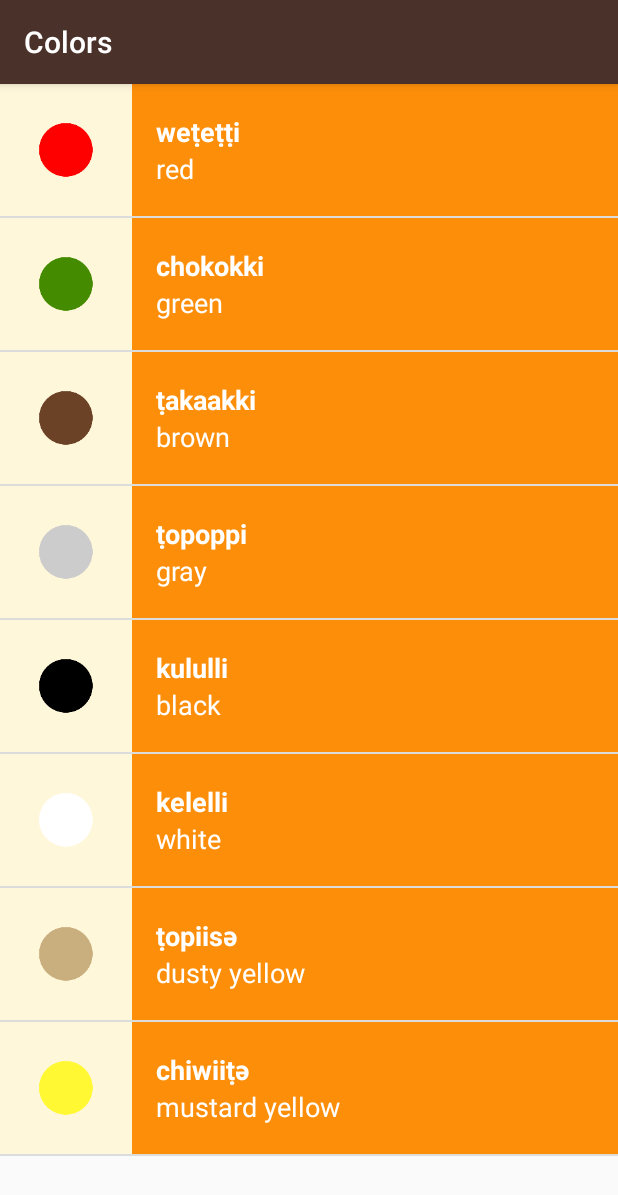
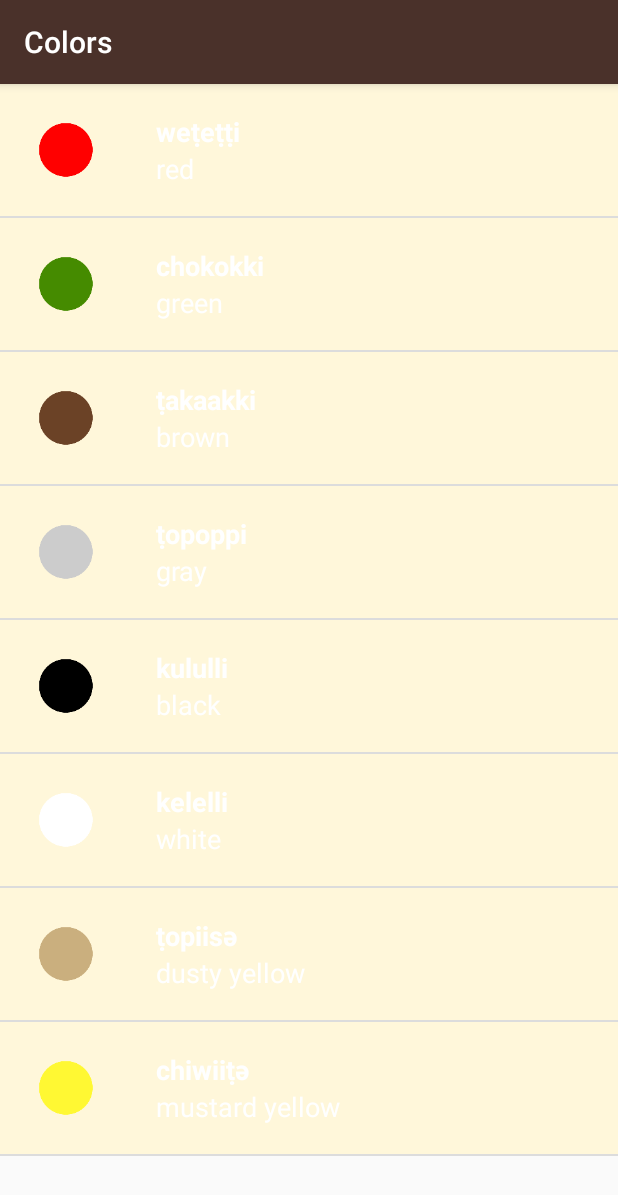
Before and after one commit to istewart13/miwok, an Android app: the ColorsActivity screen opened directly, with no data from a screen before it, on a phone screen of 412 x 824 dp. Shown: the top 1195 px of the screen. Run offline under Robolectric (Android 15) with nearby library versions, the phone set to English and light mode, and no system bars.

Commit message:
Remove default category background colour

```diff
--- a/app/src/main/res/layout/list_item.xml
+++ b/app/src/main/res/layout/list_item.xml
@@ -16,7 +16,6 @@
         android:id="@+id/category_layout"
         android:layout_width="match_parent"
         android:layout_height="match_parent"
-        android:background="@color/category_numbers"
         android:orientation="vertical">
 
         <TextView
```
